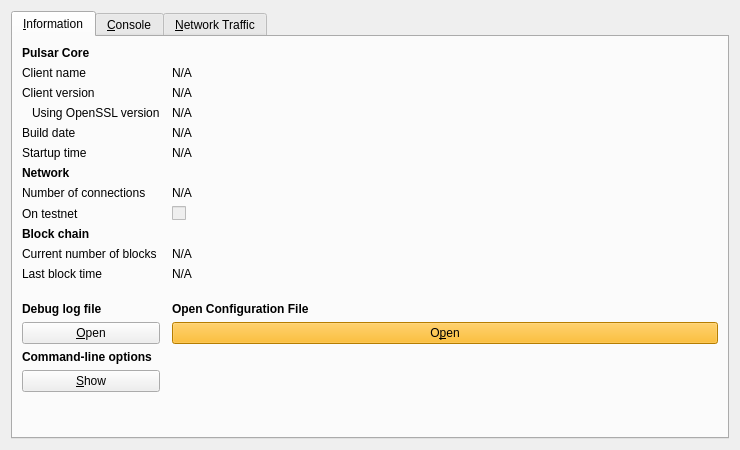
Before: the Qt Designer form src/qt/forms/rpcconsole.ui in cryptocollectibles-dev/pulsar, drawn with Qt 5.
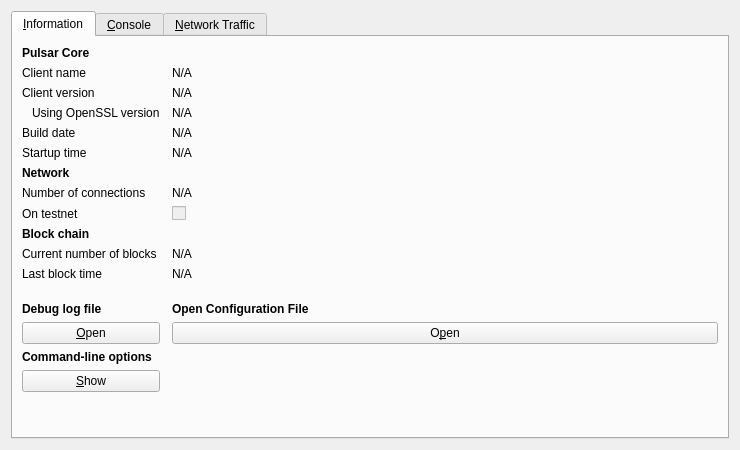
After: the same form once the commit is applied. Icons and pictures are not drawn. Custom widgets are drawn as their Qt base class.

The edit to the form file:
```diff
--- a/src/qt/forms/rpcconsole.ui
+++ b/src/qt/forms/rpcconsole.ui
@@ -322,7 +322,7 @@
           <string>Open the Pulsar configuration file from the current data directory.</string>
          </property>
          <property name="styleSheet">
-          <string notr="true">background-color: rgb(255, 175, 0);</string>
+          <string notr="true"/>
          </property>
          <property name="text">
           <string>O&amp;pen</string>
```
Lines whose indentation alone changed are shown as unchanged.
